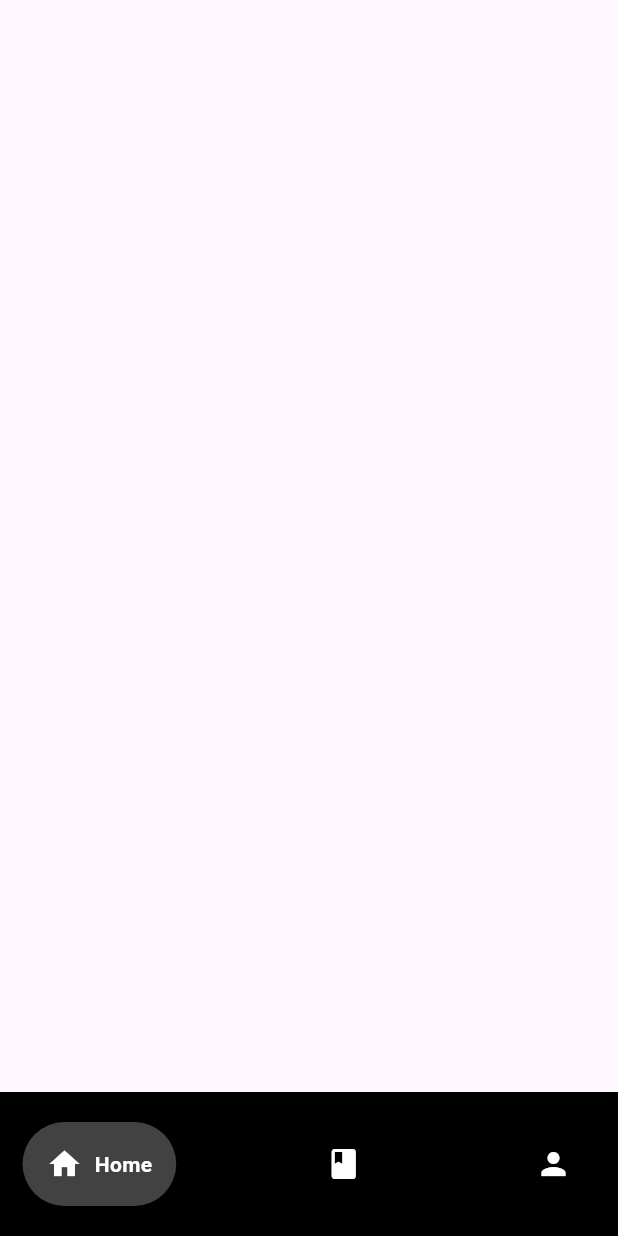
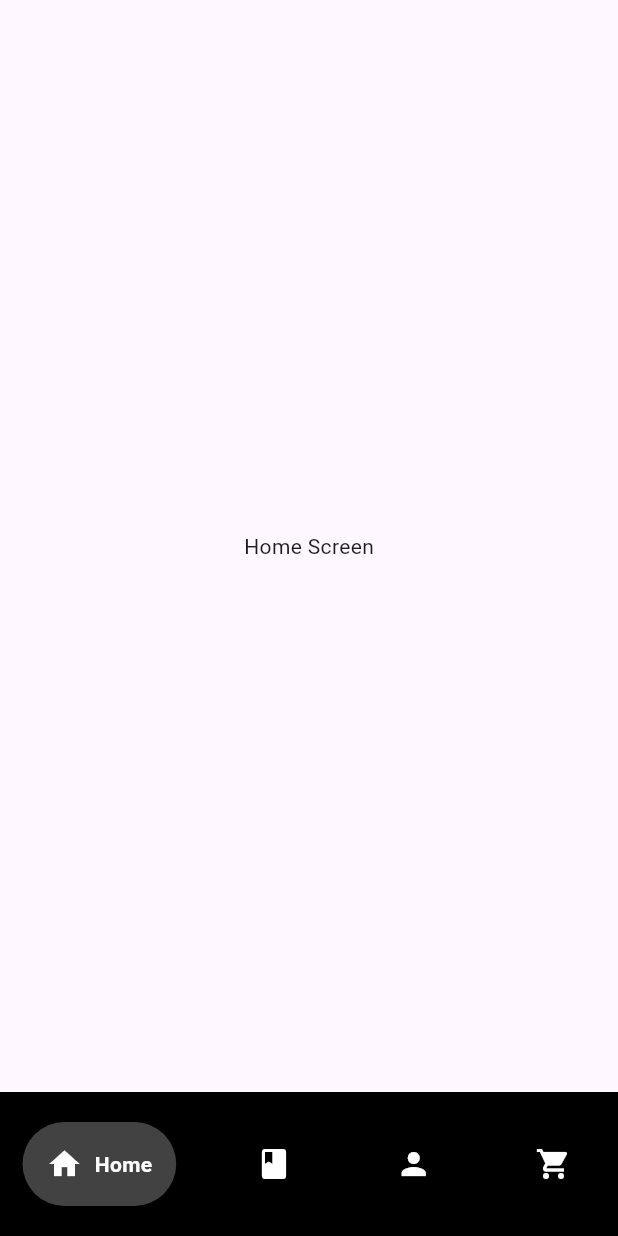
Before and after one commit to nalinidutt/out_cast, a Flutter app: the screen it shows after launch, on a phone screen of 412 x 824 dp. Run offline on Flutter 3.47's test engine with Material 2 defaults, Android fonts, the phone set to English and light mode, and no system bars; drawn by our look-alikes of google_nav_bar.

Commit message:
new homepage

```diff
--- a/lib/homepage.dart
+++ b/lib/homepage.dart
@@ -1,5 +1,8 @@
 import 'package:flutter/material.dart';
 import 'package:google_nav_bar/google_nav_bar.dart';
+import 'cart.dart'; // This line imports the Cart class from cart.dart
+
+void main() => runApp(MaterialApp(home: HomePage()));
 
 class HomePage extends StatefulWidget {
   const HomePage({Key? key}) : super(key: key);
@@ -9,9 +12,26 @@ class HomePage extends StatefulWidget {
 }
 
 class _HomePageState extends State<HomePage> {
+  int _selectedIndex = 0;
+  PageController _pageController = PageController();
+
   @override
   Widget build(BuildContext context) {
     return Scaffold(
+      body: PageView(
+        controller: _pageController,
+        onPageChanged: (index) {
+          setState(() {
+            _selectedIndex = index;
+          });
+        },
+        children: [
+          HomeScreen(),
+          BookPage(),
+          ProfilePage(),
+          Cart(),      // This is the Cart widget you provided earlier
+        ],
+      ),
       bottomNavigationBar: Container(
         color: Colors.black,
         child: Padding(
@@ -22,16 +42,15 @@ class _HomePageState extends State<HomePage> {
             activeColor: Colors.white,
             tabBackgroundColor: Colors.grey.shade800,
             gap: 8,
-            onTabChange: (index){
-              switch (index) {
-                case 0:
-
-                  break;
-                default:
-              }
+            selectedIndex: _selectedIndex,
+            onTabChange: (index) {
+              setState(() {
+                _selectedIndex = index;
+              });
+              _pageController.jumpToPage(index);
             },
             padding: EdgeInsets.all(16),
-            tabs: const[
+            tabs: const [
               GButton(
                 icon: Icons.home,
                 text: 'Home',
@@ -44,9 +63,35 @@ class _HomePageState extends State<HomePage> {
                 icon: Icons.person,
                 text: 'Profile',
               ),
-          ]),
+              GButton(           // Add a GButton for the Cart
+                icon: Icons.shopping_cart,
+                text: 'Cart',
+              ),
+            ],
+          ),
         ),
       ),
     );
   }
 }
+
+class HomeScreen extends StatelessWidget {
+  @override
+  Widget build(BuildContext context) {
+    return Center(child: Text('Home Screen'));
+  }
+}
+
+class BookPage extends StatelessWidget {
+  @override
+  Widget build(BuildContext context) {
+    return Center(child: Text('Book Page'));
+  }
+}
+
+class ProfilePage extends StatelessWidget {
+  @override
+  Widget build(BuildContext context) {
+    return Center(child: Text('Profile Page'));
+  }
+}
```
Lines whose indentation alone changed are shown as unchanged.
